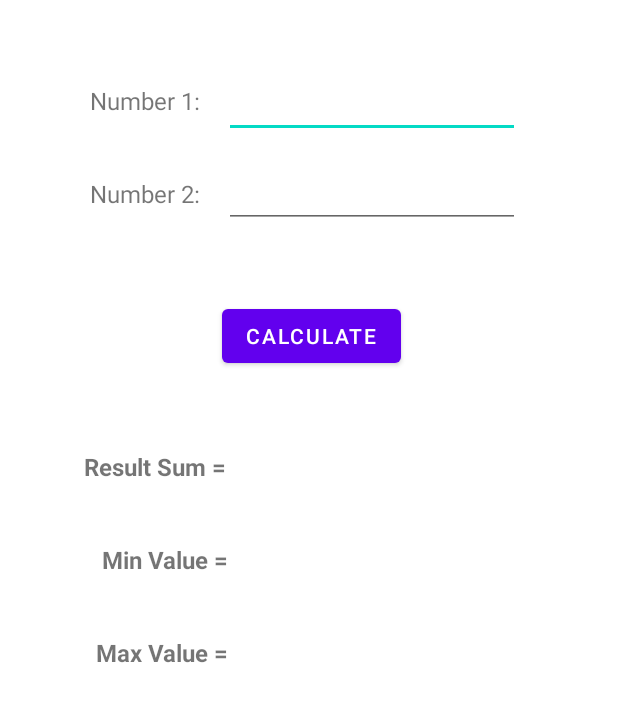
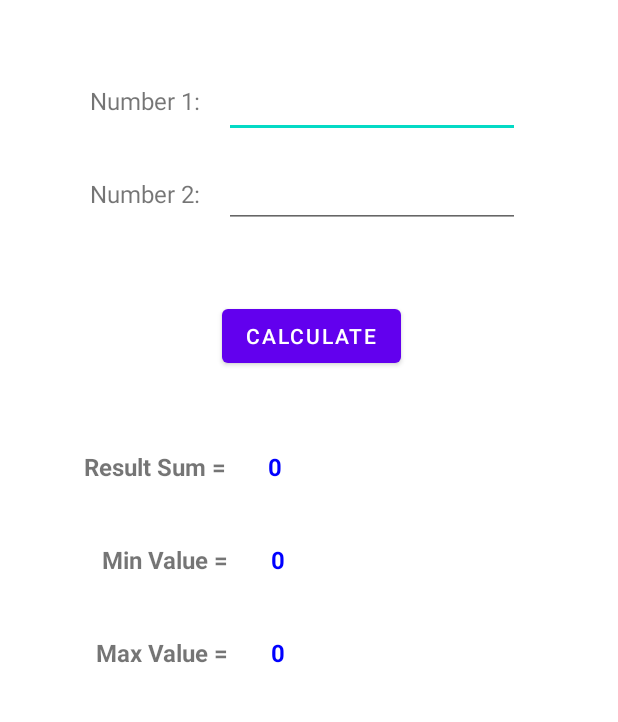
Before and after one commit to benzkittisak/Android-Program-Addition-Number, an Android app: the screen it shows after launch (MainActivity), on a phone screen of 412 x 824 dp, the part 186-908 px from its top. Run offline under Robolectric (Android 15) with nearby library versions, the phone set to English and light mode, and no system bars.

Commit message:
แก้ไข function

```diff
--- a/app/src/main/java/com/bbgun/programadditionnumber/MainActivity.java
+++ b/app/src/main/java/com/bbgun/programadditionnumber/MainActivity.java
@@ -42,8 +42,6 @@ public class MainActivity extends AppCompatActivity {
             public void onClick(View view) {
                 String text1 = num1.getText().toString();
                 String text2 = num2.getText().toString();
-
-
 
                 if(text1.matches("")){
                     Toast.makeText(MainActivity.this , "Number 1 is Empty" , Toast.LENGTH_LONG).show();
--- a/app/src/main/res/layout/activity_main.xml
+++ b/app/src/main/res/layout/activity_main.xml
@@ -119,6 +119,7 @@
         android:layout_height="wrap_content"
         android:layout_marginStart="28dp"
         android:layout_marginTop="52dp"
+        android:text="0"
         android:textColor="#0000FF"
         android:textSize="16sp"
         android:textStyle="bold"
@@ -131,6 +132,7 @@
         android:layout_height="wrap_content"
         android:layout_marginStart="28dp"
         android:layout_marginTop="40dp"
+        android:text="0"
         android:textColor="#0000FF"
         android:textSize="16sp"
         android:textStyle="bold"
@@ -143,6 +145,7 @@
         android:layout_height="wrap_content"
         android:layout_marginStart="28dp"
         android:layout_marginTop="40dp"
+        android:text="0"
         android:textColor="#0000FF"
         android:textSize="16sp"
         android:textStyle="bold"
```
